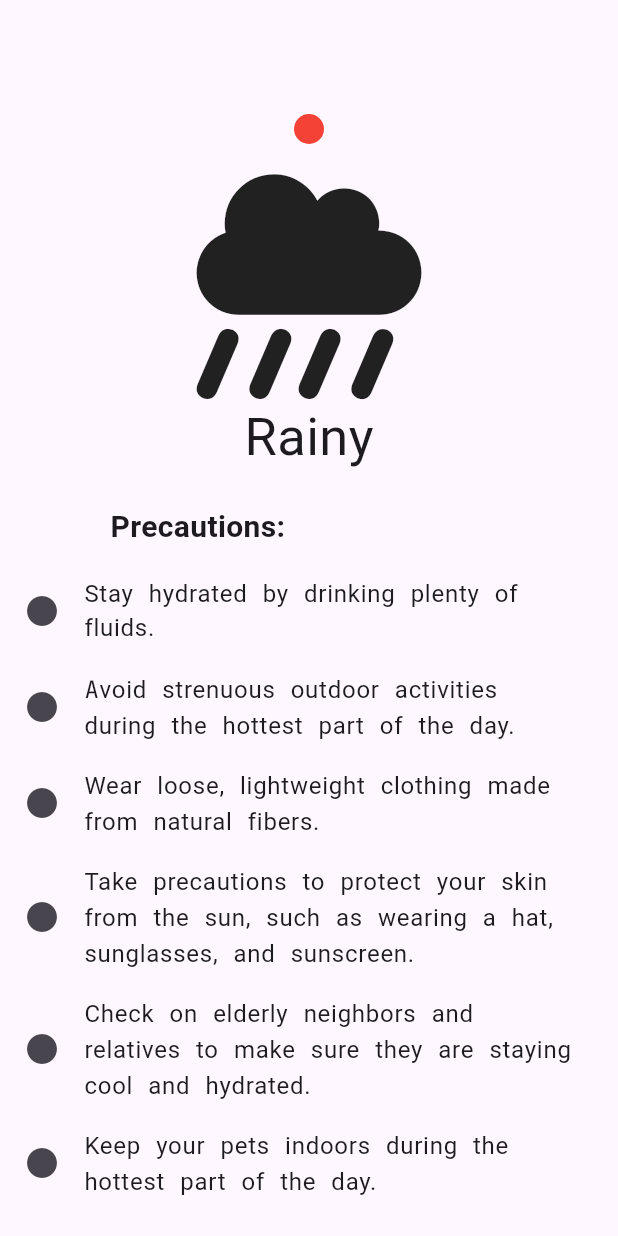
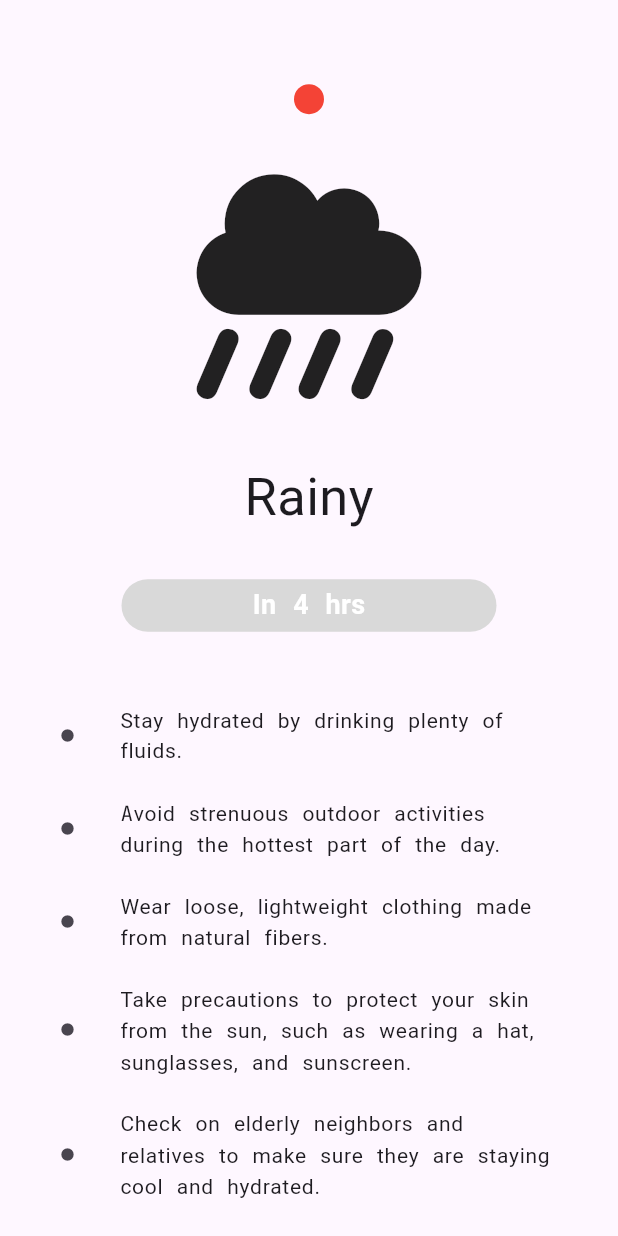
Before and after one commit to sr2echa/sahaya, a Flutter app: the WeatherScreen screen opened directly, on a phone screen of 412 x 824 dp. Run offline on Flutter 3.47's test engine with Material 3 defaults, Android fonts, the light colour scheme and no system bars; our stand-ins replace font_awesome_flutter, geolocator, google_fonts, google_maps_flutter, intl_phone_field, permission_handler and 1 more; missing offline and left inert: flutter_config; accounts and stored records are empty; Roboto replaces fonts that are missing (Kanit).

Commit message:
updated ui

```diff
--- a/apps/mobile/lib/Weather.dart
+++ b/apps/mobile/lib/Weather.dart
@@ -31,13 +31,12 @@ class _WeatherScreenState extends State<WeatherScreen> {
     return Scaffold(
       appBar: AppBar(),
       body: weatherData.isEmpty
-          ? Center(child: CircularProgressIndicator())
-          : SingleChildScrollView(
-              child: Center(
+          ? const Center(child: CircularProgressIndicator())
+          : Center(
               child: Column(
                 mainAxisAlignment: MainAxisAlignment.center,
                 children: [
-                    SizedBox(height: 20),
+                  const SizedBox(height: 0.1),
                   // Display the colored dot above the icon
                   SizedBox(
                     width: 20,
@@ -49,12 +48,13 @@ class _WeatherScreenState extends State<WeatherScreen> {
                       ),
                     ),
                   ),
-                    SizedBox(height: 20),
+                  const SizedBox(height: 40),
                   // Display the weather icon and description
                   Icon(
                     _getWeatherIcon(weatherData['weather']),
                     size: 150,
                   ),
+                  const SizedBox(height: 40),
                   Text(
                     weatherData['weather'],
                     style: TextStyle(
@@ -62,29 +62,46 @@ class _WeatherScreenState extends State<WeatherScreen> {
                       fontSize: 35,
                     ),
                   ),
-                    SizedBox(height: 20),
-                    // Display the precautions
-                    Column(
-                      crossAxisAlignment: CrossAxisAlignment.start,
-                      children: [
-                        Text(
-                          '      Precautions:',
-                          style: TextStyle(
-                            fontFamily: GoogleFonts.kanit().fontFamily,
-                            fontSize: 20,
+                  const SizedBox(height: 30),
+                  Container(
+                    width: 250,
+                    height: 35,
+                    decoration: ShapeDecoration(
+                      color: Color(0xFFD9D9D9),
+                      shape: RoundedRectangleBorder(
+                        borderRadius: BorderRadius.circular(100),
+                      ),
+                    ),
+                    child: Center(
+                      child: Text(
+                        'In ${weatherData["Time"]} hrs',
+                        style: GoogleFonts.kanit(
+                          textStyle:const  TextStyle(
+                            color: Colors.white,
+                            fontSize: 18,
                             fontWeight: FontWeight.bold,
                           ),
                         ),
-                        SizedBox(height: 10),
+                      ),
+                    ),
+                  ),
+                  const SizedBox(height: 40),
+                  // Display the precautions
+                  Expanded(
+                    child: SingleChildScrollView(
+                      child: Column(
+                        crossAxisAlignment: CrossAxisAlignment.start,
+                        children: [
                           Column(
                             crossAxisAlignment: CrossAxisAlignment.start,
-                          children:
-                              _buildPrecautionItems(weatherData['Precautions']),
+                            children: _buildPrecautionItems(
+                                weatherData['Precautions']),
                           ),
                         ],
                       ),
+                    ),
+                  ),
                 ],
-                ),
               ),
             ),
     );
@@ -121,15 +138,31 @@ class _WeatherScreenState extends State<WeatherScreen> {
   // Function to build list of precaution items
   List<Widget> _buildPrecautionItems(List<dynamic> precautions) {
     return precautions
-        .map((precaution) => ListTile(
-              leading: Icon(Icons.circle),
+        .map(
+          (precaution) => Padding(
+            padding: const EdgeInsets.only(
+                left: 40.0, right: 40.5), // Adjust the value as needed
+            child: Column(
+              crossAxisAlignment: CrossAxisAlignment.start,
+              children: [
+                ListTile(
+                  contentPadding: const EdgeInsets.symmetric(
+                      horizontal: 0), // Adjust the horizontal padding
+                  dense: true,
+                  leading: Icon(Icons.circle, size: 10),
                   title: Text(
                     precaution,
                     style: TextStyle(
                       fontFamily: GoogleFonts.kanit().fontFamily,
+                      fontSize: 14,
                     ),
                   ),
-            ))
+                ),
+                const SizedBox(height: 4), // Adjust the height as needed
+              ],
+            ),
+          ),
+        )
         .toList();
   }
 }
```
Lines whose indentation alone changed are shown as unchanged.
